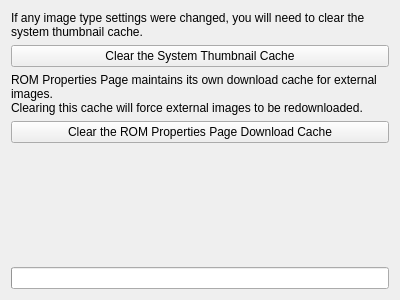
Above: src/kde/config/CacheTab.ui from GerbilSoft/rom-properties before the change. Below: the same form after it.
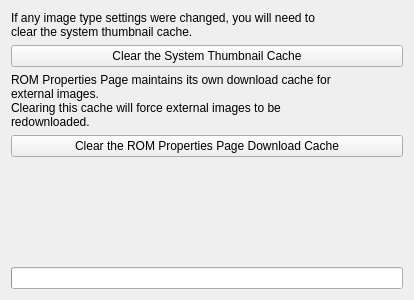
That is the form after the change. Custom widgets are drawn as their Qt base class.

Commit message: [kde] CacheTab.ui: Add hard line breaks for compatibility with the GTK string.

```diff
--- a/src/kde/config/CacheTab.ui
+++ b/src/kde/config/CacheTab.ui
@@ -6,7 +6,7 @@
    <rect>
     <x>0</x>
     <y>0</y>
-    <width>400</width>
+    <width>414</width>
     <height>300</height>
    </rect>
   </property>
@@ -20,7 +20,8 @@
       </sizepolicy>
      </property>
      <property name="text">
-      <string>If any image type settings were changed, you will need to clear the system thumbnail cache.</string>
+      <string>If any image type settings were changed, you will need to
+clear the system thumbnail cache.</string>
      </property>
      <property name="textFormat">
       <enum>Qt::PlainText</enum>
@@ -49,8 +50,10 @@
       </sizepolicy>
      </property>
      <property name="text">
-      <string>ROM Properties Page maintains its own download cache for external images.
-Clearing this cache will force external images to be redownloaded.</string>
+      <string>ROM Properties Page maintains its own download cache for
+external images.
+Clearing this cache will force external images to be
+redownloaded.</string>
      </property>
      <property name="textFormat">
       <enum>Qt::PlainText</enum>
```
